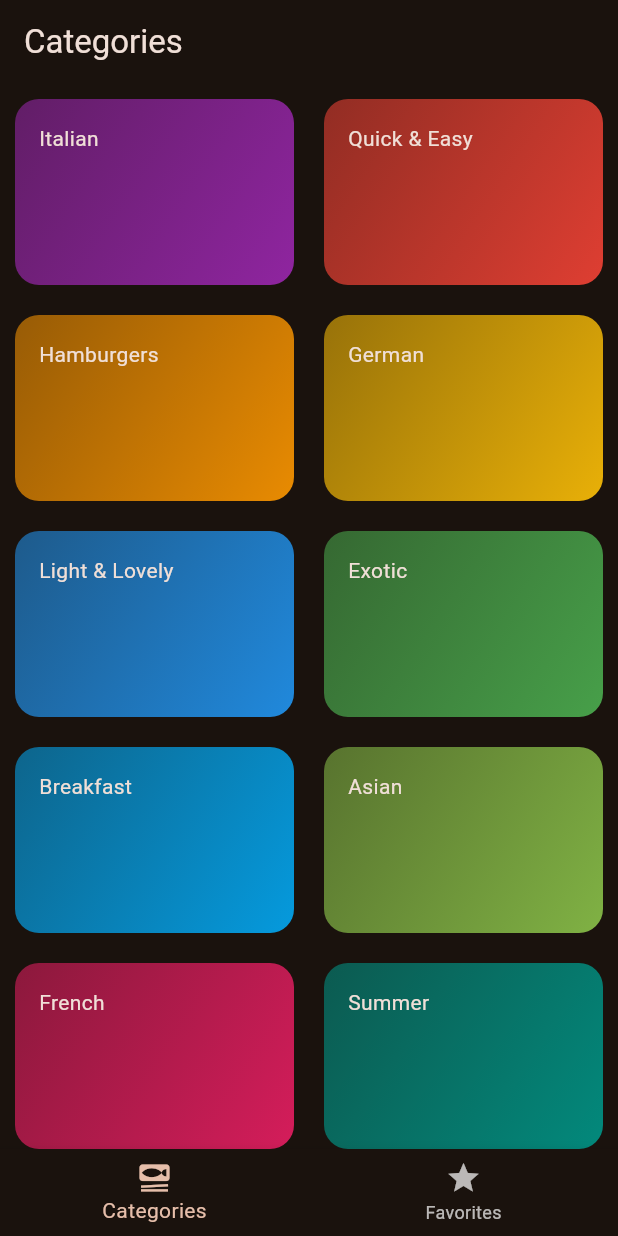
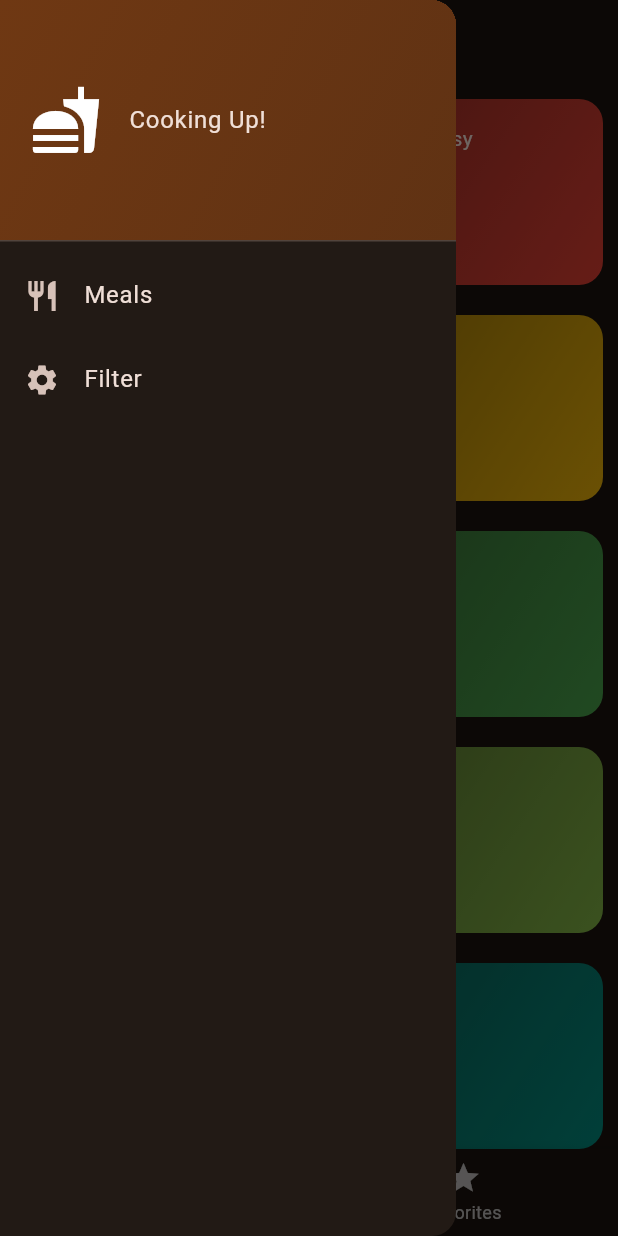
Before and after one commit to Faysal-Ibnea-Hasan/MakeYRMeal, a Flutter app: the screen it shows after launch, with the side drawer open (before the commit the screen has no drawer), on a phone screen of 412 x 824 dp. Run offline on Flutter 3.47's test engine with Material 3 defaults, Android fonts, the light colour scheme and no system bars; our stand-ins replace transparent_image.

Commit message:
Filtering

```diff
--- a/lib/screens/categories.dart
+++ b/lib/screens/categories.dart
@@ -1,12 +1,13 @@
 import 'package:flutter/material.dart';
 import 'package:make_ur_meal/data/dummy_data.dart';
+import 'package:make_ur_meal/models/meal.dart';
 import 'package:make_ur_meal/screens/meals.dart';
 import 'package:make_ur_meal/widgets/category_grid_item.dart';
 import 'package:make_ur_meal/models/category.dart';
 
 class CategoriesScreen extends StatelessWidget {
-  const CategoriesScreen({super.key});
-
+  const CategoriesScreen({super.key,required this.onToggleFavorite});
+  final void Function(Meal meal) onToggleFavorite;
   void _selectCategory(BuildContext context, Category category) {
     final filteredMeals = dummyMeals
         .where((meal) => meal.categories.contains(category.id))
@@ -18,6 +19,7 @@ class CategoriesScreen extends StatelessWidget {
         builder: (ctx) => MealsScreen(
           title: category.title,
           meals: filteredMeals,
+          onToggleFavorite: onToggleFavorite,
         ),
       ),
     );
--- a/lib/screens/meals.dart
+++ b/lib/screens/meals.dart
@@ -8,7 +8,9 @@ class MealsScreen extends StatelessWidget {
     super.key,
     this.title,
     required this.meals,
+    required this.onToggleFavorite,
   });
+  final void Function(Meal meal) onToggleFavorite;
   final String? title;
   final List<Meal> meals;
 
@@ -17,6 +19,7 @@ class MealsScreen extends StatelessWidget {
       MaterialPageRoute(
         builder: (ctx) => MealDetailsScreen(
           meal: meal,
+          onToggleFavorite: onToggleFavorite,
         ),
       ),
     );
--- /dev/null
+++ b/lib/widgets/main_drawer.dart
@@ -0,0 +1,50 @@
+import 'package:flutter/material.dart';
+
+class MainDrawer extends StatelessWidget {
+  const MainDrawer({super.key, required this.onSelectScreen});
+  final void Function(String identifier) onSelectScreen;
+  @override
+  Widget build(BuildContext context) {
+    return Drawer(
+      child: Column(
+        children: [
+          DrawerHeader(
+            padding: const EdgeInsets.all(20),
+            decoration: BoxDecoration(
+              gradient: LinearGradient(colors: [
+                Theme.of(context).colorScheme.primaryContainer,
+                Theme.of(context).colorScheme.primaryContainer.withOpacity(0.8),
+              ], begin: Alignment.topLeft, end: Alignment.bottomRight),
+            ),
+            child: const Row(
+              children: [
+                Icon(
+                  Icons.fastfood,
+                  size: 48,
+                ),
+                SizedBox(
+                  width: 18,
+                ),
+                Text('Cooking Up!')
+              ],
+            ),
+          ),
+          ListTile(
+            leading: const Icon(Icons.restaurant),
+            title: const Text('Meals'),
+            onTap: () {
+              onSelectScreen('meals');
+            },
+          ),
+          ListTile(
+            leading: const Icon(Icons.settings),
+            title: const Text('Filter '),
+            onTap: () {
+              onSelectScreen('filters');
+            },
+          ),
+        ],
+      ),
+    );
+  }
+}
```
Also changed, not shown: lib/screens/filters.dart (added, +63 -0 lines), lib/screens/meal_details.dart (+34 -19 lines), lib/screens/tabs.dart (+50 -2 lines).
